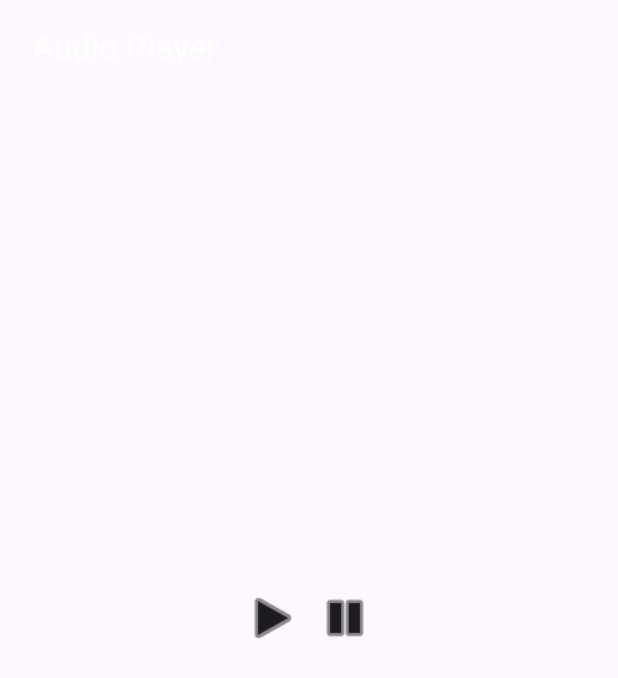
After one commit to Jagadeshreddym/BluethoothManager, an Android app built with Jetpack Compose: the MusicPlayerActivity screen opened directly, with no data from a screen before it, on a phone screen of 412 x 824 dp. The commit adds this screen. Shown: the top 678 px of the screen. Run offline under Robolectric (Android 15) with nearby library versions, the light colour scheme and no system bars.

```diff
--- a/app/src/main/AndroidManifest.xml
+++ b/app/src/main/AndroidManifest.xml
@@ -13,6 +13,8 @@
     <uses-permission android:name="android.permission.READ_PHONE_STATE" />
     <uses-permission android:name="android.permission.READ_PRIVILEGED_PHONE_STATE"
         tools:ignore="ProtectedPermissions" />
+    <uses-permission android:name="android.permission.INTERNET" />
+    <uses-permission android:name="android.permission.WAKE_LOCK" />
 
     <application
         android:allowBackup="true"
@@ -35,6 +37,8 @@
                 <category android:name="android.intent.category.LAUNCHER" />
             </intent-filter>
         </activity>
+        <activity android:name=".MusicPlayerActivity"/>
+        <activity android:name=".VideoPlayerActivity"/>
         <receiver android:name=".IncomingCallReceiver"
             android:exported="true">
 
--- a/app/src/main/java/com/example/telephonyandbluetooth/IncomingCallReceiver.kt
+++ b/app/src/main/java/com/example/telephonyandbluetooth/IncomingCallReceiver.kt
@@ -11,7 +11,7 @@ class IncomingCallReceiver : BroadcastReceiver() {
 
 
     override fun onReceive(context: Context?, intent: Intent?) {
-        TODO("Not yet implemented")
+
         val state = intent?.getStringExtra(TelephonyManager.EXTRA_STATE)
 
         if(state.equals(TelephonyManager.EXTRA_STATE_RINGING)){
--- /dev/null
+++ b/app/src/main/java/com/example/telephonyandbluetooth/MusicPlayerActivity.kt
@@ -0,0 +1,86 @@
+package com.example.telephonyandbluetooth
+
+import android.annotation.SuppressLint
+import android.media.MediaPlayer
+import android.os.Bundle
+import androidx.activity.ComponentActivity
+import androidx.activity.compose.setContent
+import androidx.compose.foundation.layout.Arrangement
+import androidx.compose.foundation.layout.Column
+import androidx.compose.foundation.layout.Row
+import androidx.compose.foundation.layout.fillMaxSize
+import androidx.compose.foundation.layout.size
+import androidx.compose.material3.ExperimentalMaterial3Api
+import androidx.compose.material3.Icon
+import androidx.compose.material3.IconButton
+import androidx.compose.material3.Scaffold
+import androidx.compose.material3.Text
+import androidx.compose.material3.TopAppBar
+import androidx.compose.runtime.Composable
+import androidx.compose.ui.Alignment
+import androidx.compose.ui.Modifier
+import androidx.compose.ui.graphics.Color
+import androidx.compose.ui.platform.LocalContext
+import androidx.compose.ui.res.painterResource
+import androidx.compose.ui.tooling.preview.Preview
+import androidx.compose.ui.unit.dp
+
+class MusicPlayerActivity : ComponentActivity() {
+    override fun onCreate(savedInstanceState: Bundle?) {
+        super.onCreate(savedInstanceState)
+        setContent {
+            // Calling the composable function
+            // to display element and its contents
+            MainContent()
+        }
+    }
+}
+
+// Creating a composable
+// function to display Top Bar
+@SuppressLint("UnusedMaterial3ScaffoldPaddingParameter")
+@OptIn(ExperimentalMaterial3Api::class)
+@Composable
+fun MainContent() {
+    Scaffold(
+        topBar = { TopAppBar(title = { Text(" Audio Player", color = Color.White) }) },
+        content = { MyContent() }
+    )
+}
+
+// Creating a composable function to
+// create two icon buttons namely play and pause
+// Calling this function as content in the above function
+@Composable
+fun MyContent(){
+
+    // Fetching the local context
+    val mContext = LocalContext.current
+
+    // Declaring and Initializing
+    // the MediaPlayer to play "audio.mp3"
+    val mMediaPlayer = MediaPlayer.create(mContext, R.raw.file_example)
+
+    Column(modifier = Modifier.fillMaxSize(), verticalArrangement = Arrangement.Center, horizontalAlignment = Alignment.CenterHorizontally) {
+
+        Row {
+            // IconButton for Start Action
+            IconButton(onClick = { mMediaPlayer.start() }) {
+                Icon(painter = painterResource(id = android.R.drawable.ic_media_play), contentDescription = "", Modifier.size(100.dp))
+            }
+
+            // IconButton for Pause Action
+            IconButton(onClick = { mMediaPlayer.pause() }) {
+                Icon(painter = painterResource(id = android.R.drawable.ic_media_pause), contentDescription = "", Modifier.size(100.dp))
+            }
+        }
+    }
+}
+
+// For displaying preview in
+// the Android Studio IDE emulator
+@Preview(showBackground = true)
+@Composable
+fun DefaultPreview() {
+    MainContent()
+}
```
Also changed, not shown: app/build.gradle.kts (+8 -0 lines), app/src/main/java/com/example/telephonyandbluetooth/MainActivity.kt (+19 -0 lines), app/src/main/java/com/example/telephonyandbluetooth/VideoPlayerActivity.kt (added, +83 -0 lines), 1 other file.
